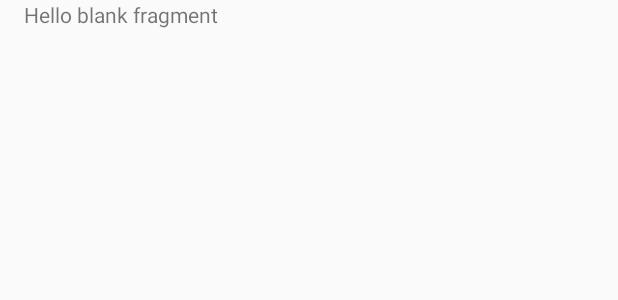
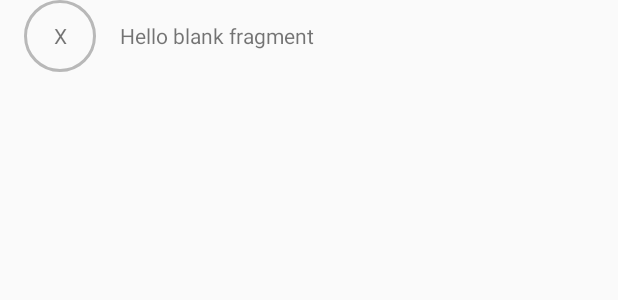
Before and after one commit to michalmoskala/Stack-Money-Mobile-2, an Android app: the layout fragment_category_with_sub_categories_list_row.xml on its own in the app's theme, with its tools: preview values and no code run, on a phone screen of 412 x 824 dp. Shown: the top 300 px of the screen. Run offline under Robolectric (Android 15) with nearby library versions, the phone set to English and light mode, and no system bars.

Commit message:
expense and income categories

```diff
--- a/app/src/main/java/com/example/zbyszek/stackmoney2/model/category/SubCategoryListAdapter.kt
+++ b/app/src/main/java/com/example/zbyszek/stackmoney2/model/category/SubCategoryListAdapter.kt
@@ -43,7 +43,7 @@ class SubCategoryListAdapter(private var subCategoriesList: ArrayList<ICategory>
 
         fun bind(item: ICategory) {
             this.subCategory = item
-            itemView.name.text = " -> ${item.name}"
+            itemView.name.text = item.name
         }
     }
 }
--- /dev/null
+++ b/app/src/main/res/drawable/circle.xml
@@ -0,0 +1,7 @@
+<?xml version="1.0" encoding="utf-8"?>
+<shape xmlns:android="http://schemas.android.com/apk/res/android"
+    android:shape="oval">
+    <stroke
+        android:width="2dp"
+        android:color="#44000000"/>
+</shape>
--- a/app/src/main/res/layout/fragment_category_with_sub_categories_list_row.xml
+++ b/app/src/main/res/layout/fragment_category_with_sub_categories_list_row.xml
@@ -7,20 +7,36 @@
     xmlns:app="http://schemas.android.com/apk/res-auto"
     tools:context="com.example.zbyszek.stackmoney2.fragments.elements.categoryWithSubCategories_list_row">
 
-    <TextView
-        android:id="@+id/name"
+    <LinearLayout
+        android:id="@+id/category"
         android:layout_width="match_parent"
-        android:layout_height="wrap_content"
-        android:text="@string/hello_blank_fragment"
-        android:layout_marginBottom="8dp"
-        tools:layout_editor_absoluteX="0dp"
-        tools:layout_editor_absoluteY="16dp" />
+        android:layout_height="wrap_content">
+        <LinearLayout
+            android:layout_width="48dp"
+            android:layout_height="48dp"
+            android:background="@drawable/circle">
+            <TextView
+                android:layout_width="match_parent"
+                android:layout_height="match_parent"
+                android:textAlignment="center"
+                android:gravity="center_vertical"
+                android:text="X"/>
+        </LinearLayout>
+
+        <TextView
+            android:id="@+id/name"
+            android:layout_width="match_parent"
+            android:layout_height="match_parent"
+            android:layout_marginLeft="16dp"
+            android:gravity="center_vertical"
+            android:text="@string/hello_blank_fragment" />
+    </LinearLayout>
 
     <android.support.v7.widget.RecyclerView
         android:id="@+id/recyclerview_sub"
         android:layout_width="match_parent"
         android:layout_height="wrap_content"
-        android:layout_below="@+id/name"
+        android:layout_below="@+id/category"
         android:paddingBottom="16dp"
         android:layout_centerHorizontal="true"
         app:layout_constraintBottom_toBottomOf="parent"
```
Also changed, not shown: app/src/main/java/com/example/zbyszek/stackmoney2/fragments/CategoriesFragment.kt (+31 -13 lines), app/src/main/java/com/example/zbyszek/stackmoney2/model/category/CategoriesHelper.kt (+27 -5 lines), app/src/main/java/com/example/zbyszek/stackmoney2/sql/dao/AccountDAO.kt (+18 -0 lines), app/src/main/res/drawable/circle_small.xml (added, +7 -0 lines), app/src/main/res/layout/fragment_categories.xml (+24 -5 lines), app/src/main/res/layout/fragment_sub_category_list_row.xml (+25 -5 lines).
